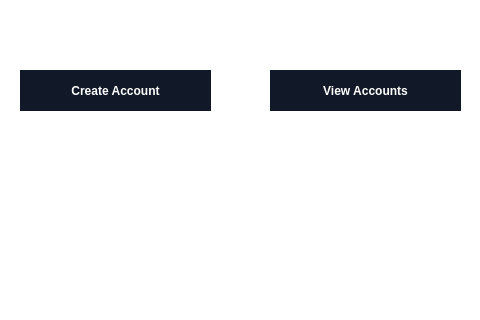
ahmedsilat44/Ledger, file UIs/UserAccounts.ui: the form before one commit; both pictures show x 0 to 480 and y 180 to 500 of the 480 by 640 pixel window.
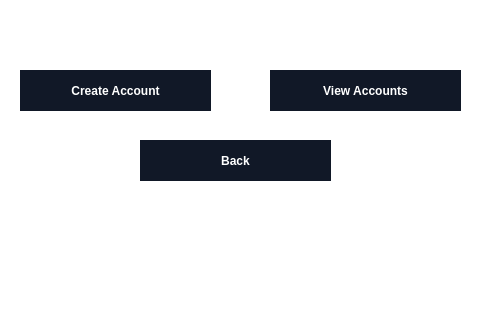
The form after the commit.

Commit message: adds back button implementation to all Uis

```diff
--- a/UIs/UserAccounts.ui
+++ b/UIs/UserAccounts.ui
@@ -104,6 +104,37 @@
      <string>View Accounts</string>
     </property>
    </widget>
+   <widget class="QPushButton" name="pushButton_3">
+    <property name="geometry">
+     <rect>
+      <x>140</x>
+      <y>320</y>
+      <width>191</width>
+      <height>41</height>
+     </rect>
+    </property>
+    <property name="cursor">
+     <cursorShape>PointingHandCursor</cursorShape>
+    </property>
+    <property name="styleSheet">
+     <string notr="true">
+  background-color: #111827;
+  border: 1px solid transparent;
+  border-radius: .75rem;
+  color: #FFFFFF;
+  font-family: &quot;Inter var&quot;,ui-sans-serif,system-ui,-apple-system,system-ui,&quot;Segoe UI&quot;,Roboto,&quot;Helvetica Neue&quot;,Arial,&quot;Noto Sans&quot;,sans-serif,&quot;Apple Color Emoji&quot;,&quot;Segoe UI Emoji&quot;,&quot;Segoe UI Symbol&quot;,&quot;Noto Color Emoji&quot;;
+  font-size: 1.125rem;
+  font-weight: 600;
+  line-height: 1.5rem;
+  padding: .75rem 1.2rem;
+  text-align: center;
+  width: auto;
+</string>
+    </property>
+    <property name="text">
+     <string>Back</string>
+    </property>
+   </widget>
   </widget>
  </widget>
  <resources/>
```
The commit also changes 2 other files.
